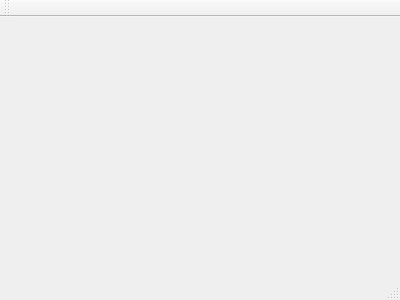
olund/VechicleRegister, file mainwindow.ui: the form before one commit.
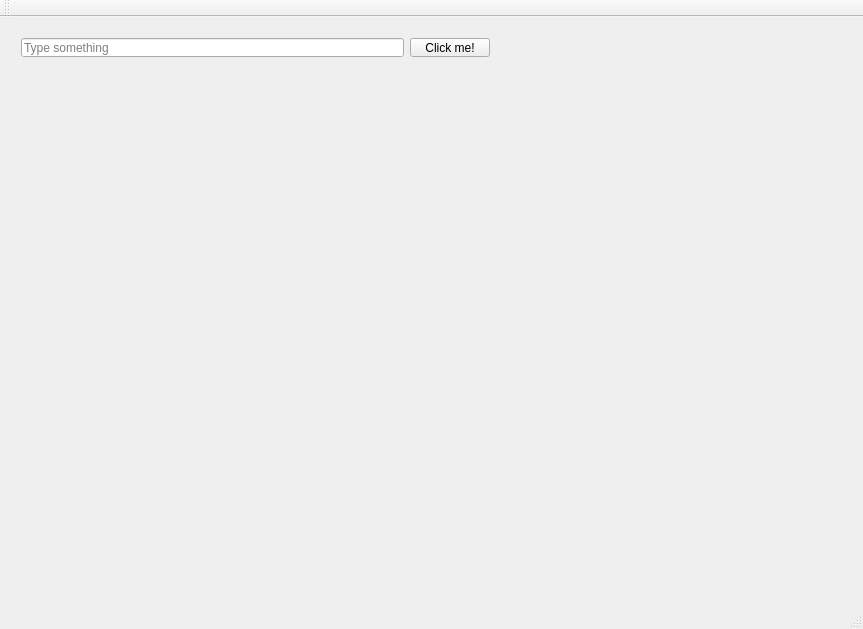
The form after the commit.

Commit message: Amazing gui skills

The edit to the form file:
```diff
--- a/mainwindow.ui
+++ b/mainwindow.ui
@@ -1,24 +1,66 @@
 <ui version="4.0">
  <class>MainWindow</class>
- <widget class="QMainWindow" name="MainWindow" >
-  <property name="geometry" >
+ <widget class="QMainWindow" name="MainWindow">
+  <property name="geometry">
    <rect>
     <x>0</x>
     <y>0</y>
-    <width>400</width>
-    <height>300</height>
+    <width>863</width>
+    <height>629</height>
    </rect>
   </property>
   <property name="windowTitle" >
    <string>MainWindow</string>
   </property>
-  <widget class="QMenuBar" name="menuBar" />
-  <widget class="QToolBar" name="mainToolBar" />
-  <widget class="QWidget" name="centralWidget" />
-  <widget class="QStatusBar" name="statusBar" />
+  <widget class="QWidget" name="centralWidget">
+   <widget class="QWidget" name="horizontalLayoutWidget">
+    <property name="geometry">
+     <rect>
+      <x>10</x>
+      <y>10</y>
+      <width>491</width>
+      <height>41</height>
+     </rect>
+    </property>
+    <layout class="QHBoxLayout" name="horizontalLayout">
+     <item>
+      <widget class="QLineEdit" name="lineEdit">
+       <property name="placeholderText">
+        <string>Type something</string>
+       </property>
+      </widget>
+     </item>
+     <item>
+      <widget class="QPushButton" name="pushButton">
+       <property name="text">
+        <string>Click me!</string>
+       </property>
+      </widget>
+     </item>
+    </layout>
+   </widget>
+  </widget>
+  <widget class="QMenuBar" name="menuBar">
+   <property name="geometry">
+    <rect>
+     <x>0</x>
+     <y>0</y>
+     <width>863</width>
+     <height>22</height>
+    </rect>
+   </property>
+  </widget>
+  <widget class="QToolBar" name="mainToolBar">
+   <attribute name="toolBarArea">
+    <enum>TopToolBarArea</enum>
+   </attribute>
+   <attribute name="toolBarBreak">
+    <bool>false</bool>
+   </attribute>
+  </widget>
+  <widget class="QStatusBar" name="statusBar"/>
  </widget>
- <layoutDefault spacing="6" margin="11" />
- <pixmapfunction></pixmapfunction>
+ <layoutdefault spacing="6" margin="11"/>
  <resources/>
  <connections/>
 </ui>
```
Left out of the diff: 3 changed lines with no effect on the pictures. The commit also changes 3 other files.
